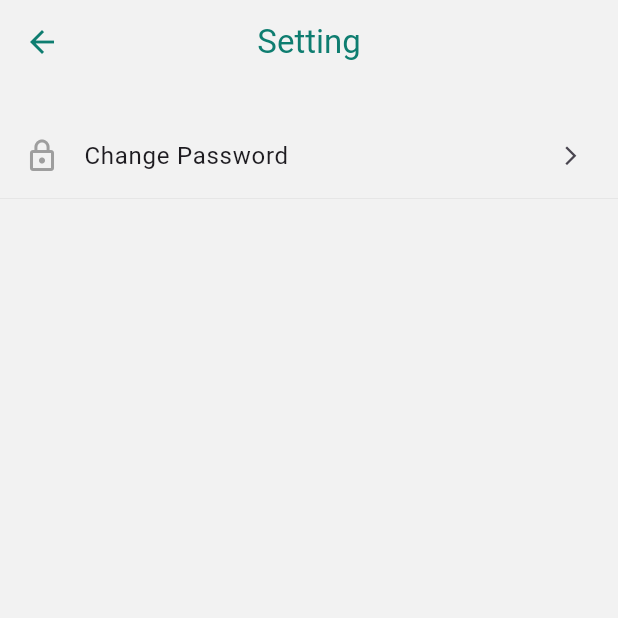
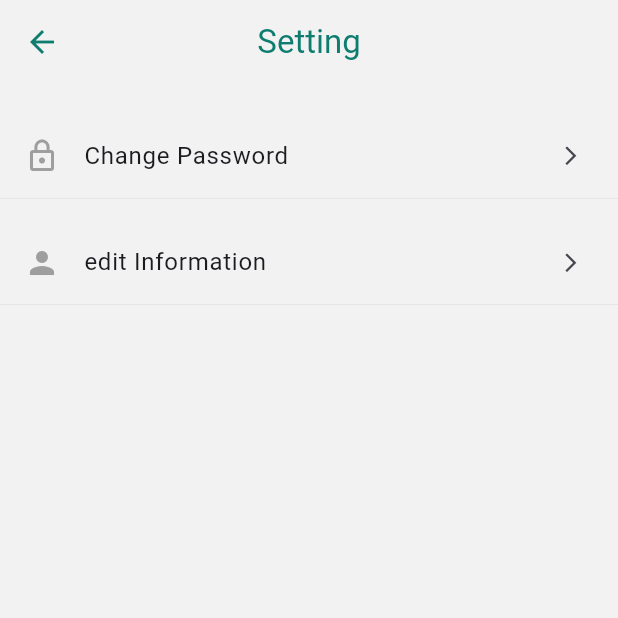
Before and after one commit to RokayaFawzy/tameit, a Flutter app: the SettingAdmin screen opened directly, on a phone screen of 412 x 824 dp, the top half of it. Run offline on Flutter 3.47's test engine with Material 3 defaults, Android fonts, the phone set to English and light mode, and no system bars; our stand-ins replace cached_network_image, expandable_text, flutter_feather_icons, flutter_rating_bar, google_fonts, image_picker and 5 more; missing offline and left inert: dart:ffi, flutter_verification_code; accounts and stored records are empty; network calls fail.

Commit message:
edit in setting (Admain UI)

```diff
--- a/tame_it/lib/AdminScreens/setting.dart
+++ b/tame_it/lib/AdminScreens/setting.dart
@@ -1,5 +1,6 @@
 import 'package:flutter/material.dart';
 
+import '../Screens/navbar_Root_Screens/branch_Screens/edit_Profile_Page.dart';
 import '../values/values.dart';
 
 class SettingAdmin extends StatelessWidget {
@@ -24,14 +25,15 @@ class SettingAdmin extends StatelessWidget {
         iconTheme: const IconThemeData(color: AppColors.deepsea),
       ),
       body: SafeArea(
-            child: Column(children: [
+        child: Column(
+          children: [
             SizedBox(height: 20),
             Center(
               child: Container(
                 decoration: const BoxDecoration(
                   // color: Colors.white,
-                border:
-                    Border(bottom: BorderSide(color: Colors.grey, width: 0.1)),
+                  border: Border(
+                      bottom: BorderSide(color: Colors.grey, width: 0.1)),
                 ),
                 child: ListTile(
                   onTap: () {
@@ -50,7 +52,36 @@ class SettingAdmin extends StatelessWidget {
               ),
             ),
             SizedBox(height: 15),
-        ])));
+            Center(
+              child: Container(
+                decoration: const BoxDecoration(
+                  // color: Colors.white,
+                  border: Border(
+                      bottom: BorderSide(color: Colors.grey, width: 0.1)),
+                ),
+                child: ListTile(
+                  onTap: () {
+                    Navigator.push(
+                      context,
+                      MaterialPageRoute(
+                          builder: (context) => EditInformation()),
+                    );
+                  },
+                  leading: const Icon(
+                    Icons.person,
+                    color: Colors.grey,
+                  ),
+                  title: const Text('edit Information'),
+                  trailing: const Icon(
+                    Icons.arrow_forward_ios_outlined,
+                    size: 15,
+                  ),
+                ),
+              ),
+            ),
+          ],
+        ),
+      ),
+    );
   }
-
 }
```
Also changed, not shown: tame_it/lib/Screens/navbar_Root_Screens/branch_Screens/edit_Profile_Page.dart (+9 -1 lines). Lines whose indentation alone changed are shown as unchanged.
